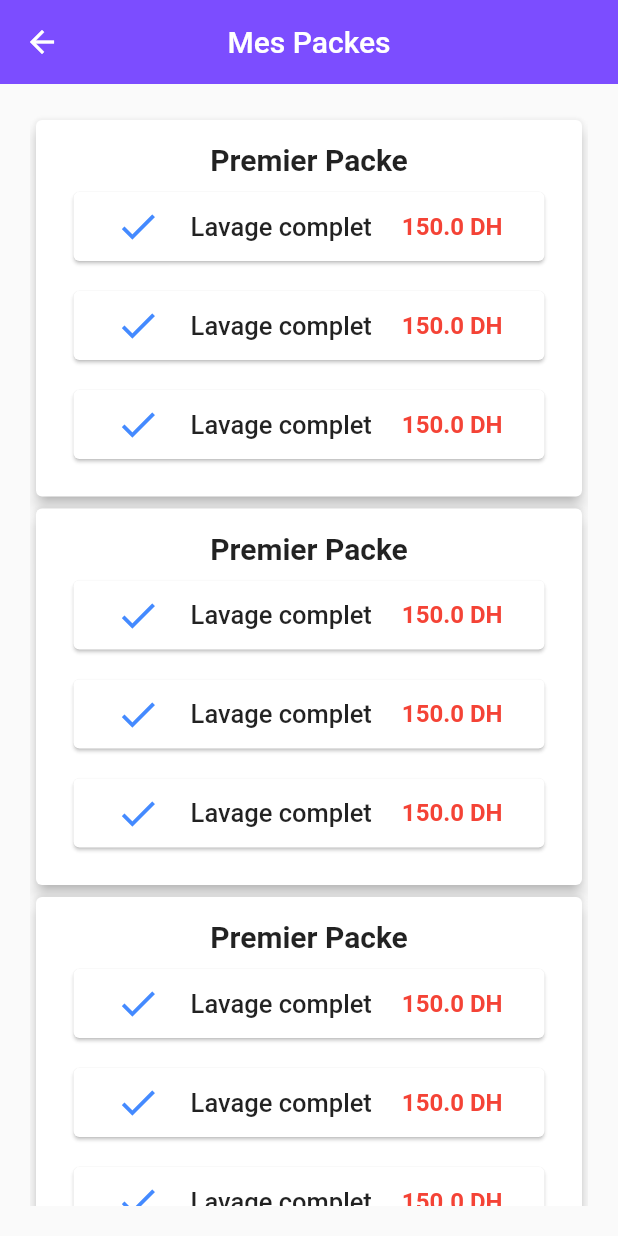
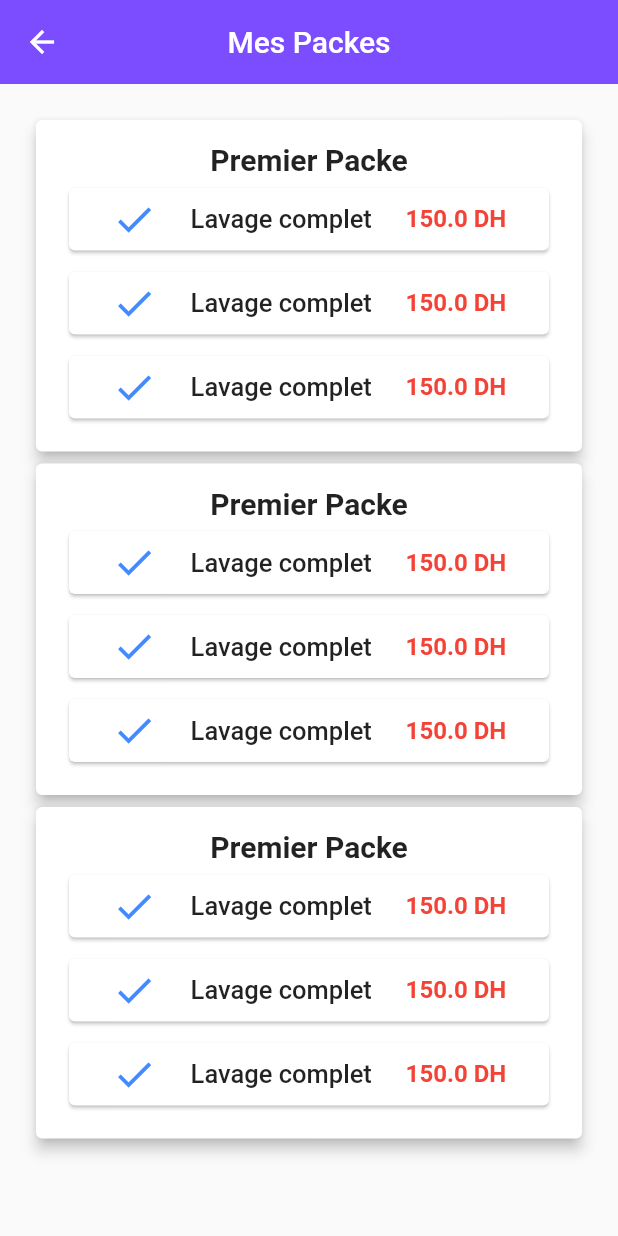
Before and after one commit to Mouhcine-Azelmat99/lavagecome_app, a Flutter app: the MesPackes screen opened by its route, on a phone screen of 412 x 824 dp. Run offline on Flutter 3.47's test engine with Material 2 defaults, Android fonts, the light colour scheme and no system bars; our stand-ins replace flutter_map, flutter_svg, latlong2, location, smooth_page_indicator; missing offline and left inert: dart:ffi.

Commit message:
chnge commit

```diff
--- a/lib/main.dart
+++ b/lib/main.dart
@@ -2,6 +2,7 @@
 
 import 'package:flutter/material.dart';
 import 'package:lavagecom_app/screens/clients/login.dart';
+import 'package:lavagecom_app/screens/clients/reserver.dart';
 import 'package:lavagecom_app/screens/lavageur/login.dart';
 import 'package:lavagecom_app/screens/lavageur/mes_packes.dart';
 import 'package:lavagecom_app/screens/lavageur/register.dart';
@@ -32,6 +33,7 @@ class MyApp extends StatelessWidget {
         'welcome': (context) => Welcome(),
         'map_screen': (context) => Map_Screen(),
         'mes_packes': (context) => MesPackes(),
+        'reservation': (context) => Reservation(),
       },
       debugShowCheckedModeBanner: false,
     );
--- a/lib/screens/lavageur/mes_packes.dart
+++ b/lib/screens/lavageur/mes_packes.dart
@@ -2,6 +2,7 @@
 // ignore: prefer_const_literals_to_create_immutables
 
 import 'package:flutter/material.dart';
+import 'package:lavagecom_app/widgets/packe.dart';
 
 class MesPackes extends StatefulWidget {
   const MesPackes({Key? key}) : super(key: key);
@@ -33,94 +34,3 @@ class _MesPackesState extends State<MesPackes> {
     );
   }
 }
-
-class Packe extends StatelessWidget {
-  const Packe({
-    Key? key,
-  }) : super(key: key);
-
-  @override
-  Widget build(BuildContext context) {
-    return Card(
-      elevation: 4,
-      child: Padding(
-        padding: const EdgeInsets.all(15),
-        child: Column(
-          // ignore: prefer_const_literals_to_create_immutables
-          children: [
-            Text(
-              "Premier Packe",
-              style: TextStyle(
-                fontSize: 20,
-                fontWeight: FontWeight.bold,
-              ),
-            ),
-            Column(
-              // ignore: prefer_const_literals_to_create_immutables
-              children: [
-                Pack_Service(
-                  title: "Lavage complet",
-                  price: 150,
-                ),
-                Pack_Service(
-                  title: "Lavage complet",
-                  price: 150,
-                ),
-                Pack_Service(
-                  title: "Lavage complet",
-                  price: 150,
-                ),
-              ],
-            )
-          ],
-        ),
-      ),
-    );
-  }
-}
-
-class Pack_Service extends StatelessWidget {
-  const Pack_Service({
-    Key? key,
-    required this.title,
-    required this.price,
-  }) : super(key: key);
-  final String title;
-  final double price;
-
-  @override
-  Widget build(BuildContext context) {
-    return Card(
-      margin: const EdgeInsets.all(10),
-      child: Padding(
-        padding: const EdgeInsets.all(8.0),
-        child: Row(
-          mainAxisAlignment: MainAxisAlignment.spaceEvenly,
-          // ignore: prefer_const_literals_to_create_immutables
-          children: [
-            Icon(
-              Icons.done,
-              color: Colors.blueAccent,
-              size: 30,
-            ),
-            Text(
-              title,
-              style: TextStyle(
-                fontSize: 17,
-                fontWeight: FontWeight.w500,
-              ),
-            ),
-            Text(
-              "$price DH",
-              style: TextStyle(
-                fontSize: 16,
-                color: Colors.red,
-                fontWeight: FontWeight.bold,
-              ),
-            ),
-          ],
-        ),
-      ),
-    );
-  }
-}
--- a/lib/widgets/lavagiste_box.dart
+++ b/lib/widgets/lavagiste_box.dart
@@ -109,7 +109,9 @@ class Lavagiste_Card extends StatelessWidget {
                     color: Colors.deepPurpleAccent,
                   ),
                   child: TextButton(
-                    onPressed: () {},
+                    onPressed: () {
+                      Navigator.of(context).pushNamed("reservation");
+                    },
                     child: Text(
                       "Reserver",
                       style: TextStyle(
--- /dev/null
+++ b/lib/widgets/packe.dart
@@ -0,0 +1,92 @@
+import 'package:flutter/material.dart';
+
+class Packe extends StatelessWidget {
+  const Packe({
+    Key? key,
+  }) : super(key: key);
+
+  @override
+  Widget build(BuildContext context) {
+    return Card(
+      elevation: 4,
+      child: Padding(
+        padding: const EdgeInsets.all(15),
+        child: Column(
+          // ignore: prefer_const_literals_to_create_immutables
+          children: [
+            Text(
+              "Premier Packe",
+              style: TextStyle(
+                fontSize: 20,
+                fontWeight: FontWeight.bold,
+              ),
+            ),
+            Column(
+              // ignore: prefer_const_literals_to_create_immutables
+              children: [
+                Pack_Service(
+                  title: "Lavage complet",
+                  price: 150,
+                ),
+                Pack_Service(
+                  title: "Lavage complet",
+                  price: 150,
+                ),
+                Pack_Service(
+                  title: "Lavage complet",
+                  price: 150,
+                ),
+              ],
+            )
+          ],
+        ),
+      ),
+    );
+  }
+}
+
+class Pack_Service extends StatelessWidget {
+  const Pack_Service({
+    Key? key,
+    required this.title,
+    required this.price,
+  }) : super(key: key);
+  final String title;
+  final double price;
+
+  @override
+  Widget build(BuildContext context) {
+    return Card(
+      margin: const EdgeInsets.all(7),
+      child: Padding(
+        padding: const EdgeInsets.all(6.0),
+        child: Row(
+          mainAxisAlignment: MainAxisAlignment.spaceEvenly,
+          // ignore: prefer_const_literals_to_create_immutables
+          children: [
+            Icon(
+              Icons.done,
+              color: Colors.blueAccent,
+              size: 30,
+            ),
+            Text(
+              title,
+              style: TextStyle(
+                fontSize: 17,
+                fontWeight: FontWeight.w500,
+              ),
+            ),
+            Text(
+              "$price DH",
+              style: TextStyle(
+                fontSize: 16,
+                color: Colors.red,
+                fontWeight: FontWeight.bold,
+              ),
+            ),
+          ],
+        ),
+      ),
+    );
+  }
+}
```
Also changed, not shown: lib/screens/clients/reserver.dart (added, +90 -0 lines), lib/screens/home.dart (+21 -6 lines), lib/widgets/showButtom.dart (+6 -1 lines).
